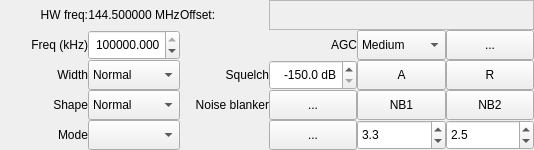
Above: src/qtgui/dockrxopt.ui from shawnj007/gqrx-touch before the change. Below: the same form after it.
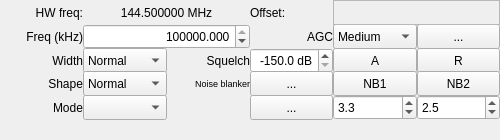
That is the form after the change. Icons and pictures are not drawn. Custom widgets are drawn as their Qt base class.

Commit message: Form resizes to fit small screen

Patch:
```diff
--- a/src/qtgui/dockrxopt.ui
+++ b/src/qtgui/dockrxopt.ui
@@ -6,8 +6,8 @@
    <rect>
     <x>0</x>
     <y>0</y>
-    <width>534</width>
-    <height>150</height>
+    <width>500</width>
+    <height>140</height>
    </rect>
   </property>
   <property name="sizePolicy">
@@ -18,8 +18,8 @@
   </property>
   <property name="minimumSize">
    <size>
-    <width>534</width>
-    <height>150</height>
+    <width>500</width>
+    <height>140</height>
    </size>
   </property>
   <property name="maximumSize">
@@ -48,6 +48,12 @@
      <verstretch>0</verstretch>
     </sizepolicy>
    </property>
+   <property name="minimumSize">
+    <size>
+     <width>500</width>
+     <height>100</height>
+    </size>
+   </property>
    <property name="maximumSize">
     <size>
      <width>16777215</width>
@@ -73,9 +79,9 @@
     <item>
      <widget class="QFrame" name="frame_recv">
       <property name="sizePolicy">
-       <sizepolicy hsizetype="MinimumExpanding" vsizetype="MinimumExpanding">
+       <sizepolicy hsizetype="MinimumExpanding" vsizetype="Preferred">
         <horstretch>0</horstretch>
-        <verstretch>0</verstretch>
+        <verstretch>100</verstretch>
        </sizepolicy>
       </property>
       <property name="minimumSize">
@@ -87,7 +93,7 @@
       <property name="maximumSize">
        <size>
         <width>16777215</width>
-        <height>16777215</height>
+        <height>120</height>
        </size>
       </property>
       <layout class="QGridLayout" name="gridLayout">
@@ -101,7 +107,7 @@
         <number>0</number>
        </property>
        <property name="bottomMargin">
-        <number>0</number>
+        <number>2</number>
        </property>
        <property name="spacing">
         <number>0</number>
@@ -285,6 +291,11 @@
            <height>100</height>
           </size>
          </property>
+         <property name="font">
+          <font>
+           <pointsize>7</pointsize>
+          </font>
+         </property>
          <property name="toolTip">
           <string>Noise blanker settings</string>
          </property>
@@ -392,41 +403,6 @@
          </item>
         </widget>
        </item>
-       <item row="0" column="3" colspan="3">
-        <widget class="CFreqCtrl" name="filterFreq">
-         <property name="sizePolicy">
-          <sizepolicy hsizetype="MinimumExpanding" vsizetype="MinimumExpanding">
-           <horstretch>0</horstretch>
-           <verstretch>0</verstretch>
-          </sizepolicy>
-         </property>
-         <property name="minimumSize">
-          <size>
-           <width>0</width>
-           <height>25</height>
-          </size>
-         </property>
-         <property name="maximumSize">
-          <size>
-           <width>400</width>
-           <height>100</height>
-          </size>
-         </property>
-         <property name="toolTip">
-          <string>&lt;html&gt;&lt;head/&gt;&lt;body&gt;&lt;p&gt;Channel filter offset.&lt;br/&gt;
-This is an offset from the hardware RF frequency.&lt;/p&gt;&lt;/body&gt;&lt;/html&gt;</string>
-         </property>
-         <property name="layoutDirection">
-          <enum>Qt::LeftToRight</enum>
-         </property>
-         <property name="frameShape">
-          <enum>QFrame::StyledPanel</enum>
-         </property>
-         <property name="frameShadow">
-          <enum>QFrame::Raised</enum>
-         </property>
-        </widget>
-       </item>
        <item row="3" column="5">
         <widget class="QPushButton" name="nb2Button">
          <property name="enabled">
@@ -630,37 +606,6 @@
          </property>
         </widget>
        </item>
-       <item row="0" column="1">
-        <widget class="QLabel" name="hwFreq">
-         <property name="sizePolicy">
-          <sizepolicy hsizetype="MinimumExpanding" vsizetype="MinimumExpanding">
-           <horstretch>0</horstretch>
-           <verstretch>0</verstretch>
-          </sizepolicy>
-         </property>
-         <property name="minimumSize">
-          <size>
-           <width>0</width>
-           <height>25</height>
-          </size>
-         </property>
-         <property name="maximumSize">
-          <size>
-           <width>16777215</width>
-           <height>100</height>
-          </size>
-         </property>
-         <property name="toolTip">
-          <string>The frequency of the hardware (not including LNB)</string>
-         </property>
-         <property name="text">
-          <string>144.500000 MHz</string>
-         </property>
-         <property name="alignment">
-          <set>Qt::AlignCenter</set>
-         </property>
-        </widget>
-       </item>
        <item row="3" column="3">
         <widget class="QPushButton" name="nbOptButton">
          <property name="sizePolicy">
@@ -908,80 +853,6 @@
          </property>
         </widget>
        </item>
-       <item row="0" column="2">
-        <widget class="QLabel" name="rxOffset">
-         <property name="sizePolicy">
-          <sizepolicy hsizetype="MinimumExpanding" vsizetype="MinimumExpanding">
-           <horstretch>0</horstretch>
-           <verstretch>0</verstretch>
-          </sizepolicy>
-         </property>
-         <property name="minimumSize">
-          <size>
-           <width>0</width>
-           <height>25</height>
-          </size>
-         </property>
-         <property name="maximumSize">
-          <size>
-           <width>16777215</width>
-           <height>100</height>
-          </size>
-         </property>
-         <property name="toolTip">
-          <string>The frequency of the hardware (not including LNB)</string>
-         </property>
-         <property name="text">
-          <string>Offset:</string>
-         </property>
-         <property name="alignment">
-          <set>Qt::AlignLeading|Qt::AlignLeft|Qt::AlignVCenter</set>
-         </property>
-        </widget>
-       </item>
-       <item row="1" column="1">
-        <widget class="QDoubleSpinBox" name="freqSpinBox">
-         <property name="sizePolicy">
-          <sizepolicy hsizetype="MinimumExpanding" vsizetype="MinimumExpanding">
-           <horstretch>0</horstretch>
-           <verstretch>0</verstretch>
-          </sizepolicy>
-         </property>
-         <property name="minimumSize">
-          <size>
-           <width>0</width>
-           <height>25</height>
-          </size>
-         </property>
-         <property name="maximumSize">
-          <size>
-           <width>16777215</width>
-           <height>100</height>
-          </size>
-         </property>
-         <property name="toolTip">
-          <string>Receiver frequency</string>
-         </property>
-         <property name="accessibleName">
-          <string>Frequency</string>
-         </property>
-         <property name="alignment">
-          <set>Qt::AlignRight|Qt::AlignTrailing|Qt::AlignVCenter</set>
-         </property>
-         <property name="decimals">
-          <number>3</number>
-         </property>
-         <property name="minimum">
-          <double>24000.000000000000000</double>
-         </property>
-         <property name="maximum">
-          <double>2200000.000000000000000</double>
-         </property>
-         <property name="value">
-          <double>144500.000000000000000</double>
-         </property>
-        </widget>
-       </item>
        <item row="4" column="3">
         <widget class="QPushButton" name="modeButton">
          <property name="sizePolicy">
@@ -1084,6 +955,146 @@
          </property>
         </widget>
        </item>
+       <item row="1" column="1" colspan="2">
+        <widget class="QDoubleSpinBox" name="freqSpinBox">
+         <property name="sizePolicy">
+          <sizepolicy hsizetype="MinimumExpanding" vsizetype="MinimumExpanding">
+           <horstretch>0</horstretch>
+           <verstretch>0</verstretch>
+          </sizepolicy>
+         </property>
+         <property name="minimumSize">
+          <size>
+           <width>0</width>
+           <height>25</height>
+          </size>
+         </property>
+         <property name="maximumSize">
+          <size>
+           <width>16777215</width>
+           <height>100</height>
+          </size>
+         </property>
+         <property name="toolTip">
+          <string>Receiver frequency</string>
+         </property>
+         <property name="accessibleName">
+          <string>Frequency</string>
+         </property>
+         <property name="alignment">
+          <set>Qt::AlignRight|Qt::AlignTrailing|Qt::AlignVCenter</set>
+         </property>
+         <property name="decimals">
+          <number>3</number>
+         </property>
+         <property name="minimum">
+          <double>24000.000000000000000</double>
+         </property>
+         <property name="maximum">
+          <double>2200000.000000000000000</double>
+         </property>
+         <property name="value">
+          <double>144500.000000000000000</double>
+         </property>
+        </widget>
+       </item>
+       <item row="0" column="4" colspan="2">
+        <widget class="CFreqCtrl" name="filterFreq">
+         <property name="sizePolicy">
+          <sizepolicy hsizetype="MinimumExpanding" vsizetype="MinimumExpanding">
+           <horstretch>0</horstretch>
+           <verstretch>0</verstretch>
+          </sizepolicy>
+         </property>
+         <property name="minimumSize">
+          <size>
+           <width>0</width>
+           <height>25</height>
+          </size>
+         </property>
+         <property name="maximumSize">
+          <size>
+           <width>400</width>
+           <height>100</height>
+          </size>
+         </property>
+         <property name="toolTip">
+          <string>&lt;html&gt;&lt;head/&gt;&lt;body&gt;&lt;p&gt;Channel filter offset.&lt;br/&gt;
+This is an offset from the hardware RF frequency.&lt;/p&gt;&lt;/body&gt;&lt;/html&gt;</string>
+         </property>
+         <property name="layoutDirection">
+          <enum>Qt::LeftToRight</enum>
+         </property>
+         <property name="frameShape">
+          <enum>QFrame::StyledPanel</enum>
+         </property>
+         <property name="frameShadow">
+          <enum>QFrame::Raised</enum>
+         </property>
+        </widget>
+       </item>
+       <item row="0" column="3">
+        <widget class="QLabel" name="rxOffset">
+         <property name="sizePolicy">
+          <sizepolicy hsizetype="MinimumExpanding" vsizetype="MinimumExpanding">
+           <horstretch>0</horstretch>
+           <verstretch>0</verstretch>
+          </sizepolicy>
+         </property>
+         <property name="minimumSize">
+          <size>
+           <width>0</width>
+           <height>25</height>
+          </size>
+         </property>
+         <property name="maximumSize">
+          <size>
+           <width>16777215</width>
+           <height>100</height>
+          </size>
+         </property>
+         <property name="toolTip">
+          <string>The frequency of the hardware (not including LNB)</string>
+         </property>
+         <property name="text">
+          <string>Offset:</string>
+         </property>
+         <property name="alignment">
+          <set>Qt::AlignLeading|Qt::AlignLeft|Qt::AlignVCenter</set>
+         </property>
+        </widget>
+       </item>
+       <item row="0" column="1" colspan="2">
+        <widget class="QLabel" name="hwFreq">
+         <property name="sizePolicy">
+          <sizepolicy hsizetype="MinimumExpanding" vsizetype="MinimumExpanding">
+           <horstretch>0</horstretch>
+           <verstretch>0</verstretch>
+          </sizepolicy>
+         </property>
+         <property name="minimumSize">
+          <size>
+           <width>0</width>
+           <height>25</height>
+          </size>
+         </property>
+         <property name="maximumSize">
+          <size>
+           <width>16777215</width>
+           <height>100</height>
+          </size>
+         </property>
+         <property name="toolTip">
+          <string>The frequency of the hardware (not including LNB)</string>
+         </property>
+         <property name="text">
+          <string>144.500000 MHz</string>
+         </property>
+         <property name="alignment">
+          <set>Qt::AlignCenter</set>
+         </property>
+        </widget>
+       </item>
       </layout>
      </widget>
     </item>
```
The commit also changes 7 other files.
